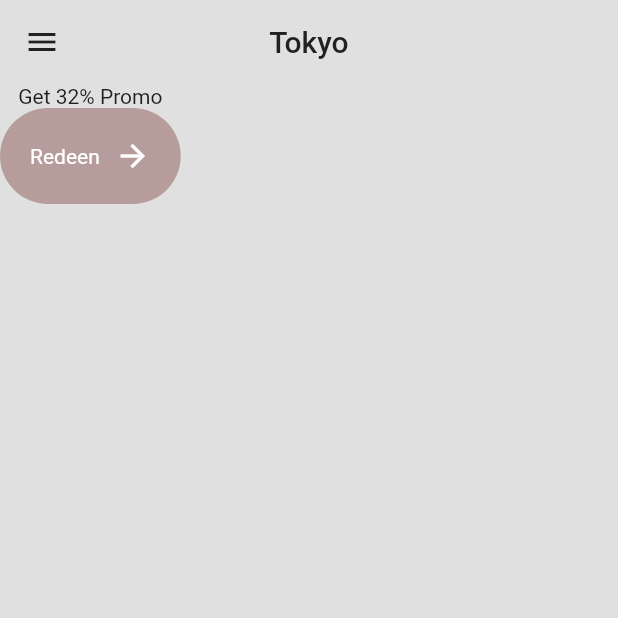
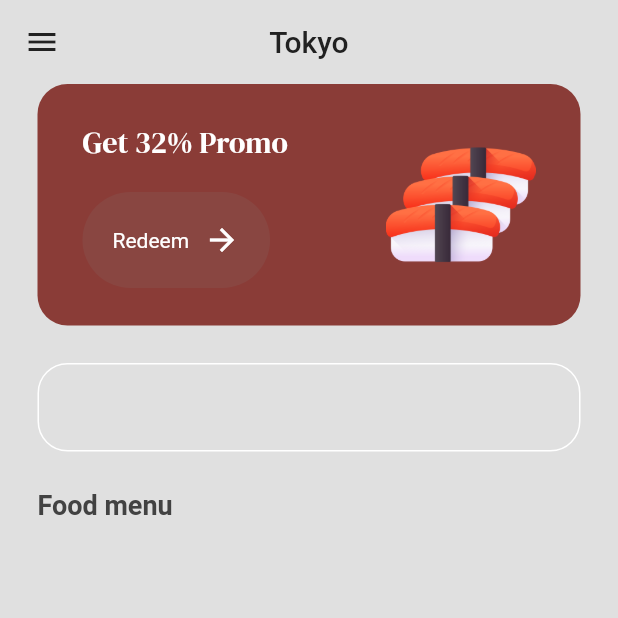
Before and after one commit to deniell/sushi_man_app, a Flutter app: the screen it shows after launch, after a tap on "Get Started", on a phone screen of 412 x 824 dp, the top half of it. Run offline on Flutter 3.47's test engine with Material 2 defaults, Android fonts, the phone set to English and light mode, and no system bars; our stand-ins replace google_fonts.

Commit message:
- 'Promo' UI container on Menue page is ready, Search and Food menu in the progress.

```diff
--- a/lib/main.dart
+++ b/lib/main.dart
@@ -14,6 +14,9 @@ class SushiMapApp extends StatelessWidget {
     return MaterialApp(
       debugShowCheckedModeBanner: false,
       home: const IntroPage(),
+      theme: ThemeData(
+        primaryColor: const Color.fromARGB(255, 138, 60, 55)
+      ),
       routes: {
         '/intropage':(context) => const IntroPage(),
         '/menupage':(context) => const MenuPage(),
--- a/lib/pages/intro_page.dart
+++ b/lib/pages/intro_page.dart
@@ -8,7 +8,7 @@ class IntroPage extends StatelessWidget {
   @override
   Widget build(BuildContext context) {
     return Scaffold(
-      backgroundColor: const Color.fromARGB(255, 138, 60, 55),
+      backgroundColor: Theme.of(context).primaryColor,
       body: Padding(
         padding: const EdgeInsets.all(25),
         child: Column(
--- a/lib/pages/menu_page.dart
+++ b/lib/pages/menu_page.dart
@@ -1,4 +1,5 @@
 import 'package:flutter/material.dart';
+import 'package:google_fonts/google_fonts.dart';
 import 'package:sushi_man_app/components/button.dart';
 
 class MenuPage extends StatefulWidget {
@@ -27,30 +28,85 @@ class _MenuPageState extends State<MenuPage> {
         centerTitle: true,
       ),
       body: Column(
+        crossAxisAlignment: CrossAxisAlignment.start,
         children: [
           // promo banner
           Container(
+            decoration: BoxDecoration(
+              color: Theme.of(context).primaryColor,
+              borderRadius: BorderRadius.circular(20),
+            ),
+            margin: const EdgeInsets.symmetric(horizontal: 25),
+            padding: const EdgeInsets.symmetric(horizontal: 30, vertical: 25),
             child: Row(
+              mainAxisAlignment: MainAxisAlignment.spaceBetween,
               children: [
                 Column(
+                  crossAxisAlignment: CrossAxisAlignment.start,
                   children: [
                     // promo message
-                    Text('Get 32% Promo'),
+                    Text(
+                      'Get 32% Promo',
+                      style: GoogleFonts.dmSerifDisplay(
+                        fontSize: 20,
+                        color: Colors.white,
+                      ),
+                    ),
+
+                    const SizedBox(height: 20,),
 
                     // redeem button
-                    Button(text: 'Redeen',
+                    Button(
+                      text: 'Redeem',
+                      onTap: () {},
                     )
                   ],
                 ),
 
                 // image
+                Image.asset(
+                  'assets/images/many_sushi.png',
+                  height: 100,
+                )
               ],
             ),
-          )
+          ),
+
+          const SizedBox(height: 25,),
 
           // search bar
+          Padding(
+            padding: const EdgeInsets.symmetric(horizontal: 25),
+            child: TextField(
+              decoration: InputDecoration(
+                focusedBorder: OutlineInputBorder(
+                  borderSide: const BorderSide(color: Colors.white),
+                  borderRadius: BorderRadius.circular(20),
+                ),
+                enabledBorder: OutlineInputBorder(
+                  borderSide: const BorderSide(color: Colors.white),
+                  borderRadius: BorderRadius.circular(20),
+                ),
+              ),
+            ),
+          ),
+
+          const SizedBox(height: 25),
 
           // menu list
+          Padding(
+            padding: const EdgeInsets.symmetric(horizontal: 25),
+            child: Text(
+              'Food menu',
+              style: TextStyle(
+                fontSize: 18,
+                fontWeight: FontWeight.bold,
+                color: Colors.grey[800],
+              ),
+            ),
+          ),
+
+          const SizedBox(height: 10),
 
           // popular food
         ],
```
Also changed, not shown: pubspec.yaml (+0 -26 lines), 1 other file.
